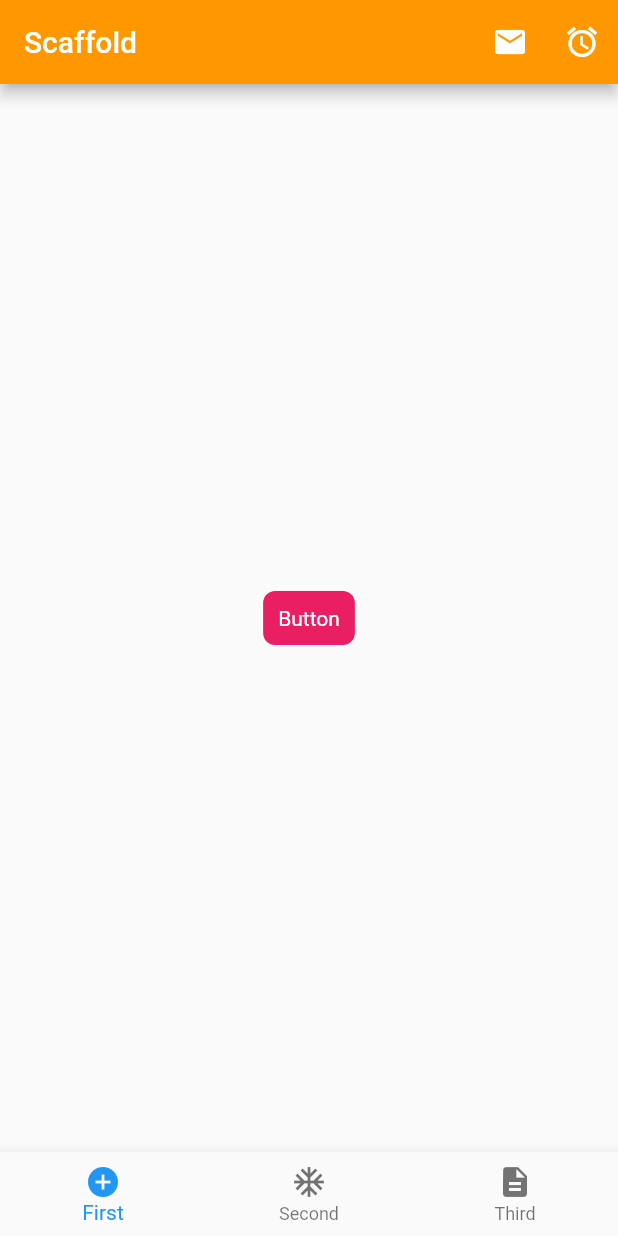
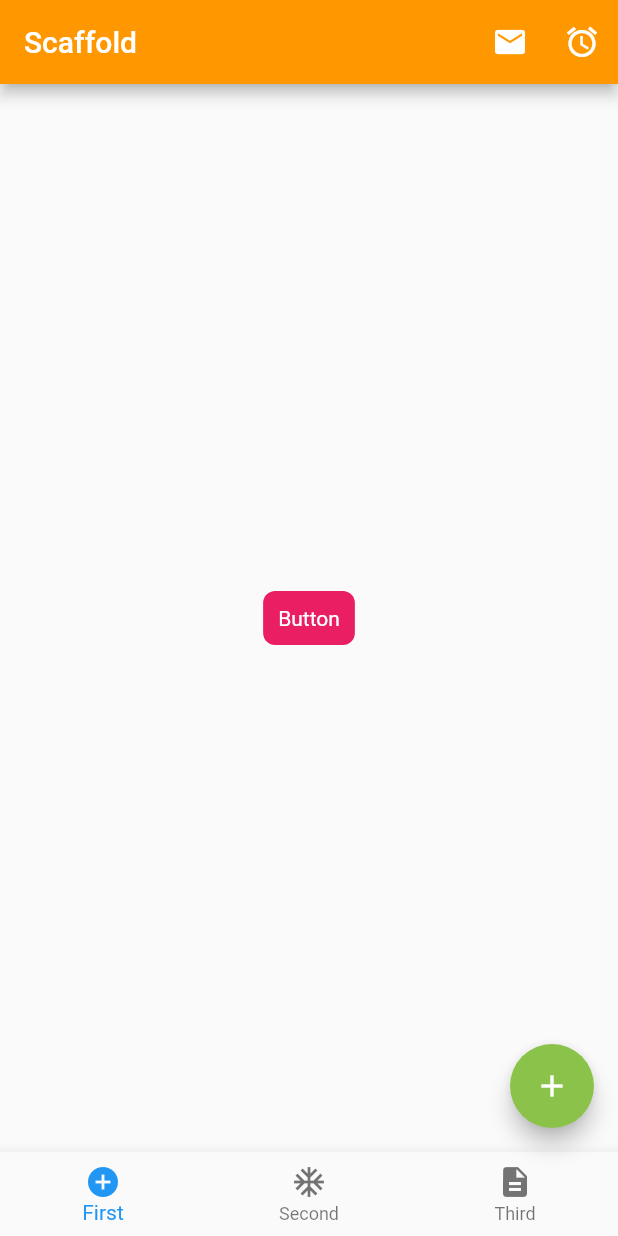
Before and after one commit to adjeri/first-flutter-app, a Flutter app: the screen it shows after launch, on a phone screen of 412 x 824 dp. Run offline on Flutter 3.47's test engine with Material 2 defaults, Android fonts, the phone set to English and light mode, and no system bars.

Commit message:
floating button

```diff
--- a/lib/ui/home.dart
+++ b/lib/ui/home.dart
@@ -22,6 +22,11 @@ class ScaffoldExample extends StatelessWidget {
             onPressed: _tapButton,
           )
         ],
+      ),
+      floatingActionButton: FloatingActionButton(
+        backgroundColor: Colors.lightGreen,
+        child: Icon(Icons.add),
+        onPressed: () => debugPrint("button float"),
       ),
       bottomNavigationBar: BottomNavigationBar(
           items: [
```
